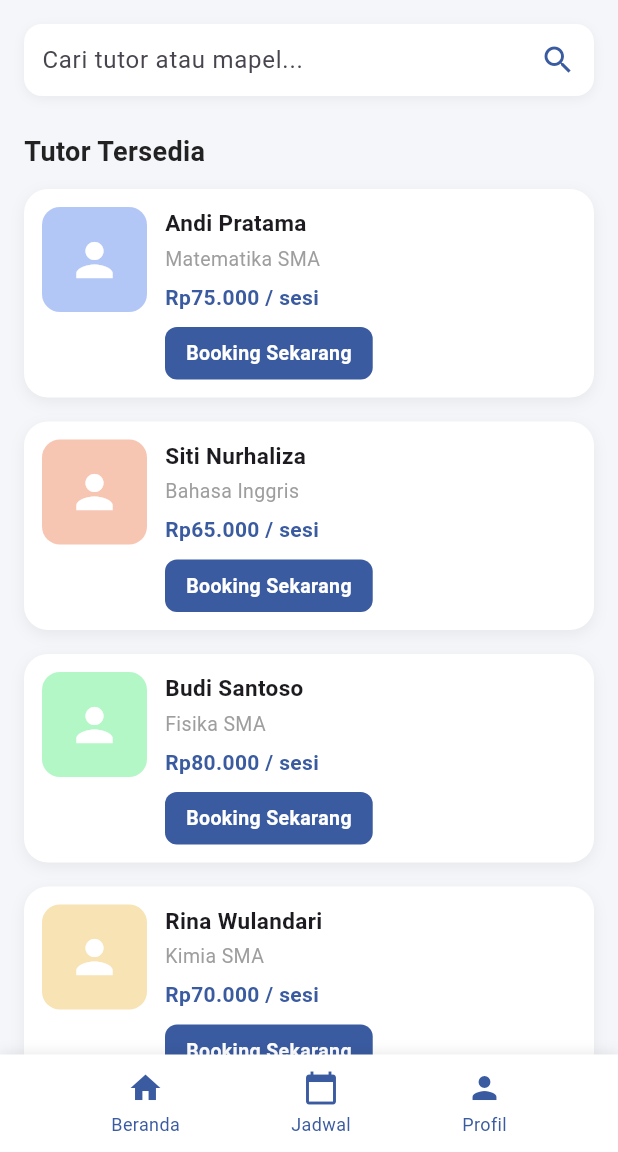
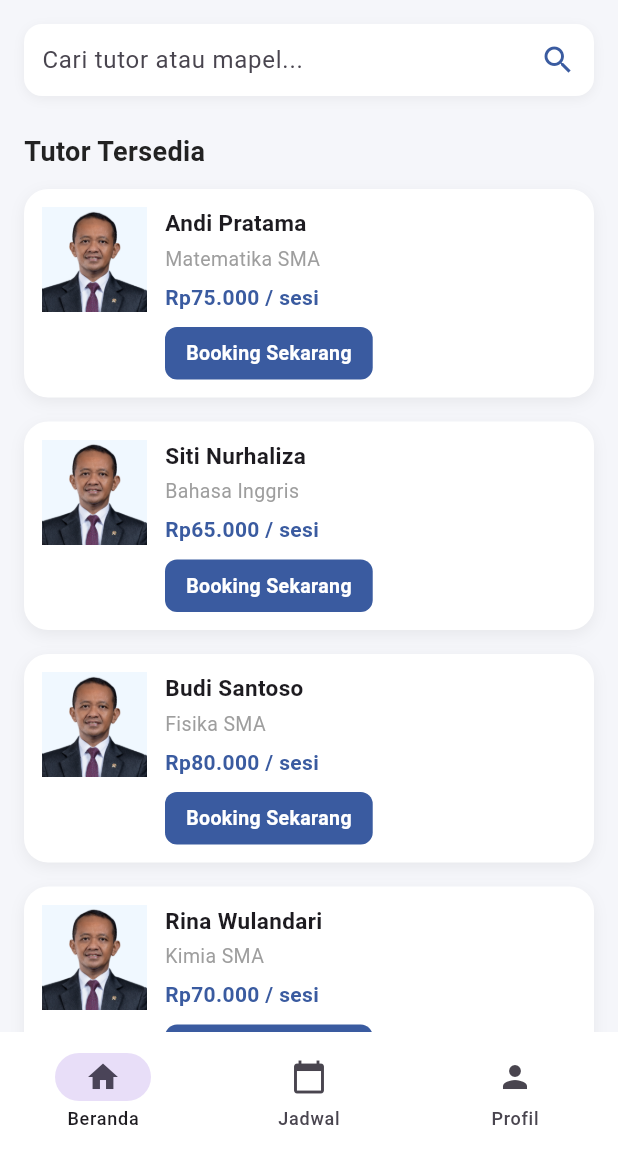
Before and after one commit to riyadiambis/PPB-BookingLesPrivat, a Flutter app: the screen it shows after launch, on a phone screen of 412 x 824 dp, the part 84-1236 px from its top. Run offline on Flutter 3.47's test engine with Material 3 defaults, Android fonts, the phone set to English and light mode, and no system bars.

Commit message:
Update Posttest 1 - Booking Les Privat

```diff
--- a/lib/main.dart
+++ b/lib/main.dart
@@ -1,4 +1,5 @@
 import 'package:flutter/material.dart';
+import 'package:posttest1_booking_les_privat/jadwalPage.dart';
 
 void main() {
   runApp(const BookingLesPrivatApp());
@@ -158,27 +159,27 @@ class HomePage extends StatelessWidget {
         ),
       ),
       // Container: bingkai bottom navigation bar dengan latar putih dan bayangan tipis di bagian atas.
-      bottomNavigationBar: Container(
-        padding: const EdgeInsets.symmetric(vertical: 10),
-        decoration: BoxDecoration(
-          color: Colors.white,
-          boxShadow: [
-            BoxShadow(
-              color: Colors.black.withOpacity(0.08),
-              blurRadius: 6,
-              offset: const Offset(0, -2),
-            ),
-          ],
-        ),
-        // Row: mensejajarkan tiga menu navigasi Beranda, Jadwal, dan Profil secara horizontal.
-        child: Row(
-          mainAxisAlignment: MainAxisAlignment.spaceEvenly,
-          children: [
-            _buildMenuNavigasi(Icons.home, 'Beranda'),
-            _buildMenuNavigasi(Icons.calendar_today, 'Jadwal'),
-            _buildMenuNavigasi(Icons.person, 'Profil'),
-          ],
-        ),
+      // nav bawah Home, index 0 artinya tab Beranda yang lagi aktif
+      bottomNavigationBar: NavigationBar(
+        backgroundColor: Colors.white,
+        selectedIndex: 0,
+        onDestinationSelected: (index) {
+          // kalau pencet Jadwal, buka halaman JadwalPage di atas Home
+          if (index == 1) {
+            Navigator.push(
+              context,
+              MaterialPageRoute(builder: (context) => const JadwalPage()),
+            );
+          }
+        },
+        destinations: const [
+          NavigationDestination(icon: Icon(Icons.home), label: 'Beranda'),
+          NavigationDestination(
+            icon: Icon(Icons.calendar_today),
+            label: 'Jadwal',
+          ),
+          NavigationDestination(icon: Icon(Icons.person), label: 'Profil'),
+        ],
       ),
     );
   }
@@ -205,15 +206,12 @@ class HomePage extends StatelessWidget {
         crossAxisAlignment: CrossAxisAlignment.start,
         children: [
           // Container: kotak foto placeholder tutor berwarna solid dengan sudut membulat.
-          Container(
+          // foto tutor, ambil dari folder assets
+          Image.asset(
+            'assets/tutor.png',
             width: 70,
             height: 70,
-            decoration: BoxDecoration(
-              color: tutor.warnaFoto,
-              borderRadius: BorderRadius.circular(12),
-            ),
-            // Icon: ikon orang sebagai placeholder foto tutor karena belum memakai gambar asli.
-            child: const Icon(Icons.person, color: Colors.white, size: 36),
+            fit: BoxFit.cover,
           ),
           // SizedBox: jarak horizontal antara foto placeholder dan kolom informasi tutor.
           const SizedBox(width: 12),
--- a/pubspec.yaml
+++ b/pubspec.yaml
@@ -56,6 +56,8 @@ flutter:
   # included with your application, so that you can use the icons in
   # the material Icons class.
   uses-material-design: true
+  assets:
+    - assets/
 
   # To add assets to your application, add an assets section, like this:
   # assets:
```
Also changed, not shown: lib/jadwalPage.dart (added, +49 -0 lines), assets/tutor.png (added), widgets/kartuJadwal.dart (added).
